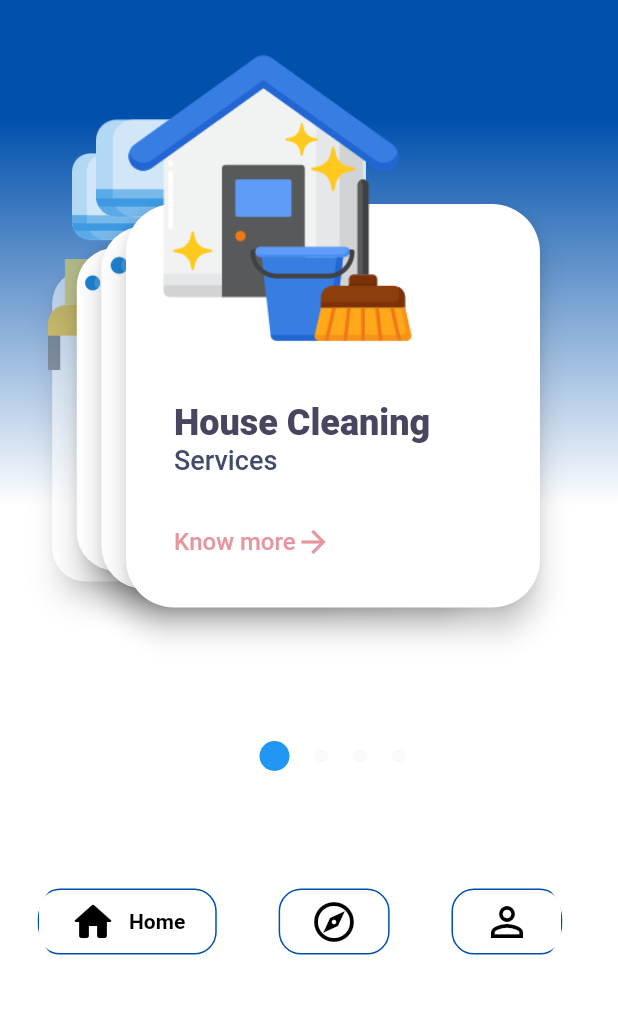
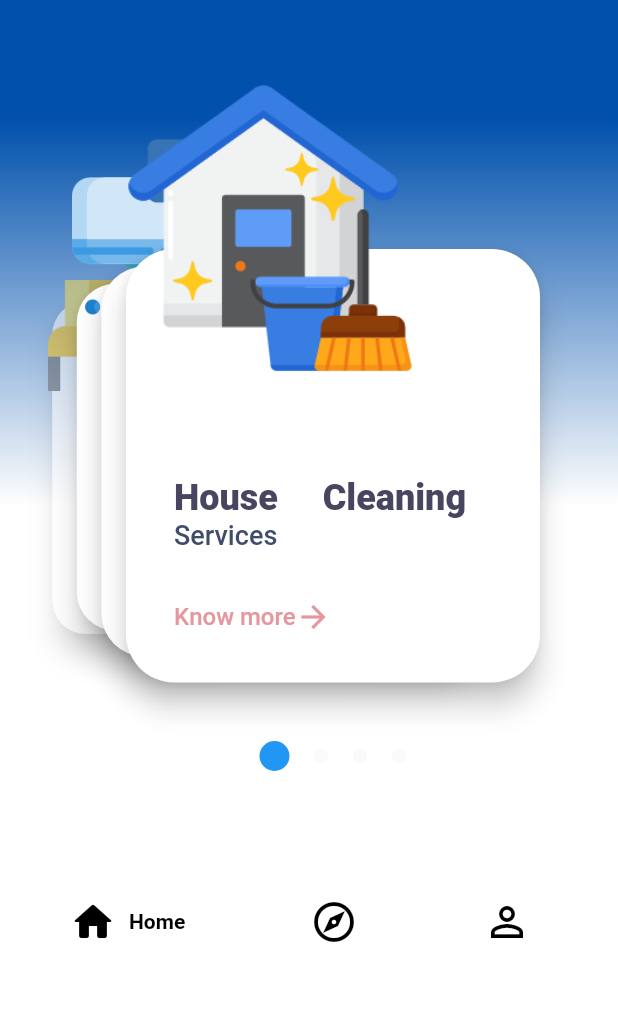
Before and after one commit to sanjablagojevic/house_keeping_app, a Flutter app: the screen it shows after launch, on a phone screen of 412 x 824 dp, the part 174-1188 px from its top. Run offline on Flutter 3.47's test engine with Material 2 defaults, Android fonts, the phone set to English and light mode, and no system bars; drawn by our look-alikes of google_nav_bar; our stand-ins replace flutter_swiper, lottie.

Commit message:
Slike i podaci

```diff
--- a/lib/data.dart
+++ b/lib/data.dart
@@ -16,16 +16,16 @@ HouseKeepingInfo(
 }
 
 List<HouseKeepingInfo> info=[
-  HouseKeepingInfo(1, name:'House Cleaning', iconImage: 'assets/images/house-cleaning.png',
+  HouseKeepingInfo(1, name:'House     Cleaning', iconImage: 'assets/images/house-cleaning.png',
   description: 'Here\'s how it works -- just go to our website or app and tell us your zipcode and how big your house, apartment, or flat is. Handy will then connect you with a top-rated home cleaning professional to help take the stress out of your life.'
   , images: []),
   HouseKeepingInfo(2, name:'Furniture Assembly', iconImage: 'assets/images/meeting.png',
       description: 'Here\'s how it works -- just go to our website or app and tell us your zipcode and how big your house, apartment, or flat is. Handy will then connect you with a top-rated home cleaning professional to help take the stress out of your life.'
       , images: []),
-  HouseKeepingInfo(3, name:'Handyman Service', iconImage: 'assets/images/air-conditioner.png',
+  HouseKeepingInfo(3, name:'Handyman Repair', iconImage: 'assets/images/air-conditioner.png',
       description: 'Here\'s how it works -- just go to our website or app and tell us your zipcode and how big your house, apartment, or flat is. Handy will then connect you with a top-rated home cleaning professional to help take the stress out of your life.'
       , images: []),
-  HouseKeepingInfo(4, name:'Interior Painting', iconImage: 'assets/images/air-conditioner.png',
+  HouseKeepingInfo(4, name:'Interior    Painting', iconImage: 'assets/images/painter.png',
       description: 'Here\'s how it works -- just go to our website or app and tell us your zipcode and how big your house, apartment, or flat is. Handy will then connect you with a top-rated home cleaning professional to help take the stress out of your life.'
       , images: [])
 ];
--- a/lib/screens/bottom_nav_bar.dart
+++ b/lib/screens/bottom_nav_bar.dart
@@ -1,6 +1,5 @@
 import 'package:flutter/material.dart';
 import 'package:google_nav_bar/google_nav_bar.dart';
-import 'package:house_keeping_app/constant.dart';
 import 'package:house_keeping_app/screens/profile_screen.dart';
 import 'package:house_keeping_app/screens/explore-screen.dart';
 
@@ -52,11 +51,11 @@ class _BottomBarState extends State<BottomBar>{
                       haptic: true,
                       tabBorderRadius: 15,
                       tabActiveBorder: Border.all(
-                          color: gradientStartColor,
+                          color: Colors.white,
                           width: 1
                       ),
                       tabBorder: Border.all(
-                        color: gradientStartColor,
+                        color: Colors.white,
                         width: 1,
                       ),
                       curve: Curves.easeIn,
--- a/lib/screens/home_page.dart
+++ b/lib/screens/home_page.dart
@@ -1,3 +1,4 @@
+import 'package:flutter/cupertino.dart';
 import 'package:flutter/material.dart';
 import 'package:flutter_swiper/flutter_swiper.dart';
 import 'package:house_keeping_app/data.dart';
@@ -74,7 +75,7 @@ class MyHomePage extends StatelessWidget{
                             children: [
                               Column(
                                 children: [
-                                  SizedBox(height:100),
+                                  SizedBox(height:130),
                                   Card(
                                     shape: RoundedRectangleBorder(
                                       borderRadius: BorderRadius.circular(32),
@@ -86,7 +87,7 @@ class MyHomePage extends StatelessWidget{
                                       child: Column(
                                         crossAxisAlignment: CrossAxisAlignment.start,
                                         children: [
-                                          SizedBox(height: 100),
+                                          SizedBox(height: 120),
                                           Text(
                                             info[index].name,
                                             style: TextStyle(
@@ -127,7 +128,9 @@ class MyHomePage extends StatelessWidget{
                                   ),
                                 ],
                               ),
-                              SizedBox(
+                              Padding(
+                                padding: EdgeInsets.fromLTRB(0,20,0,0),
+                                child:SizedBox(
                                 height:200,
                                 child:Hero(
                                 tag:info[index].position,
@@ -135,6 +138,7 @@ class MyHomePage extends StatelessWidget{
                                   info[index].iconImage,
                                 ),
                               ),
+                               ),
                               ),
                             ],
                           ),
--- a/pubspec.yaml
+++ b/pubspec.yaml
@@ -52,6 +52,7 @@ flutter:
     - assets/images/house-cleaning.png
     - assets/images/meeting.png
     - assets/images/air-conditioner.png
+    - assets/images/painter.png
 
   # An image asset can refer to one or more resolution-specific "variants", see
   # https://flutter.dev/assets-and-images/#resolution-aware.
```
Also changed, not shown: assets/images/paint.png (added), assets/images/painter.png (added).
